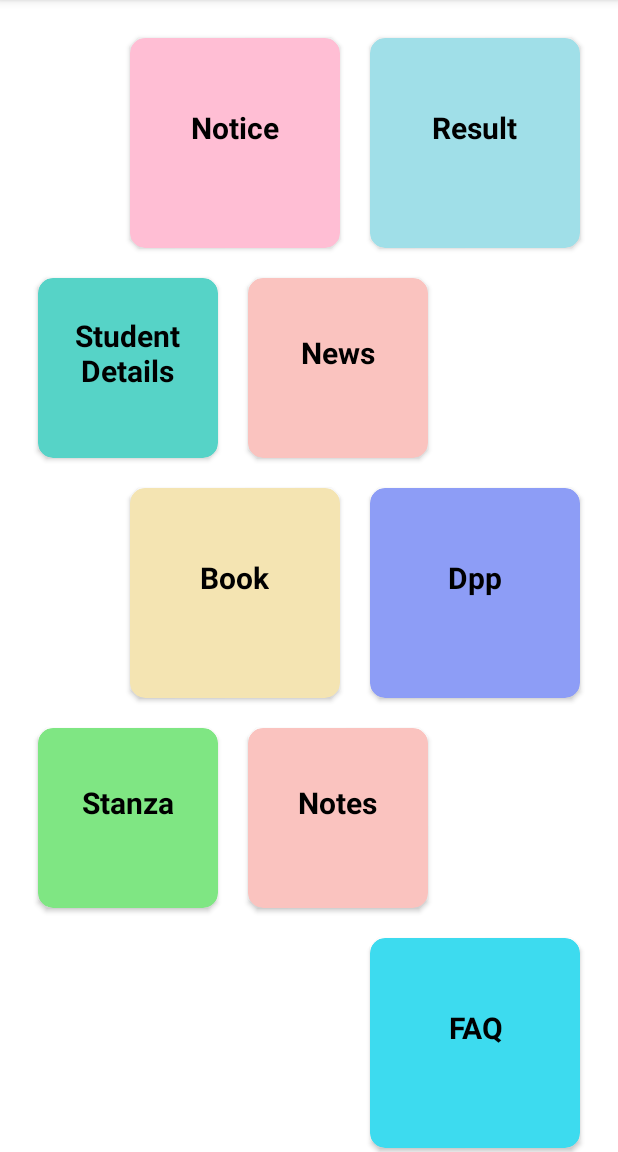
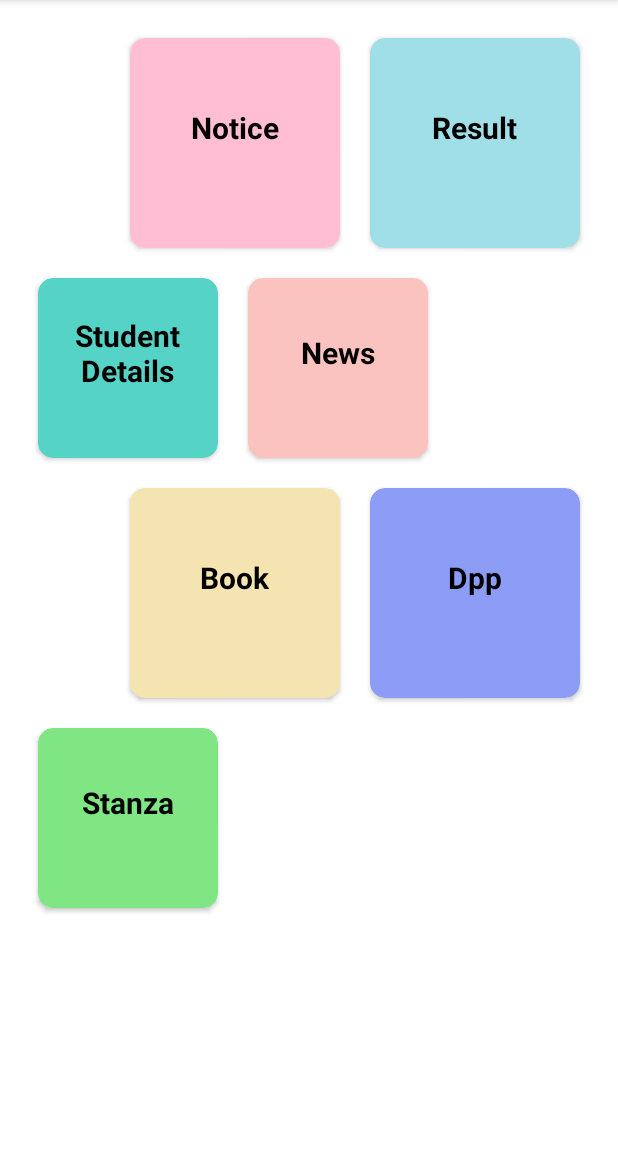
Before and after one commit to panditshruti/Sabaka-Sewak, an Android app: the screen it shows after launch (MainActivity), on a phone screen of 412 x 824 dp, the part 84-1236 px from its top. Run offline under Robolectric (Android 15) with nearby library versions, the phone set to English and light mode, and no system bars.

Commit message:
commit by shruti

```diff
--- a/app/src/main/java/com/example/backendsabkasewak/activity/FAQ.kt
+++ /dev/null
@@ -1,15 +0,0 @@
-package com.example.backendsabkasewak.activity
-
-import androidx.appcompat.app.AppCompatActivity
-import android.os.Bundle
-import com.example.backendsabkasewak.R
-import com.example.backendsabkasewak.databinding.ActivityFaqBinding
-
-class FAQ : AppCompatActivity() {
-    private lateinit var binding:ActivityFaqBinding
-    override fun onCreate(savedInstanceState: Bundle?) {
-        super.onCreate(savedInstanceState)
-        binding = ActivityFaqBinding.inflate(layoutInflater)
-        setContentView(binding.root)
-    }
-}
--- a/app/src/main/java/com/example/backendsabkasewak/activity/MainActivity.kt
+++ b/app/src/main/java/com/example/backendsabkasewak/activity/MainActivity.kt
@@ -44,17 +44,6 @@ class MainActivity : AppCompatActivity() {
             val intent = Intent(this, Stanja::class.java)
             startActivity(intent)
         }
-        binding.notes.setOnClickListener {
-            val intent = Intent(this, Notes::class.java)
-            startActivity(intent)
-        }
-
-          binding.faq.setOnClickListener {
-            val intent = Intent(this, FAQ::class.java)
-            startActivity(intent)
-        }
-
-
 
     }
 }
--- a/app/src/main/java/com/example/backendsabkasewak/activity/Notes.kt
+++ /dev/null
@@ -1,15 +0,0 @@
-package com.example.backendsabkasewak.activity
-
-import androidx.appcompat.app.AppCompatActivity
-import android.os.Bundle
-import com.example.backendsabkasewak.R
-import com.example.backendsabkasewak.databinding.ActivityNotesBinding
-
-class Notes : AppCompatActivity() {
-    private lateinit var binding:ActivityNotesBinding
-    override fun onCreate(savedInstanceState: Bundle?) {
-        super.onCreate(savedInstanceState)
-        binding = ActivityNotesBinding.inflate(layoutInflater)
-        setContentView(binding.root)
-    }
-}
--- a/app/src/main/res/layout/activity_main.xml
+++ b/app/src/main/res/layout/activity_main.xml
@@ -241,30 +241,6 @@
             </androidx.cardview.widget.CardView>
 
 
-            <androidx.cardview.widget.CardView
-                android:layout_width="120dp"
-                android:layout_height="120dp"
-                android:layout_margin="10dp"
-                android:elevation="10dp"
-                android:backgroundTint="#FAC3BF"
-                android:id="@+id/notes"
-                android:padding="10dp"
-                app:cardCornerRadius="10dp">
-
-
-                    <TextView
-                        android:layout_width="wrap_content"
-                        android:layout_height="wrap_content"
-                        android:layout_gravity="center"
-                        android:gravity="center"
-                        android:text="Notes"
-                        android:textColor="@color/black"
-                        android:layout_marginBottom="10dp"
-                        android:textSize="20dp"
-                        android:textStyle="bold" />
-
-            </androidx.cardview.widget.CardView>
-
         </LinearLayout>
         <LinearLayout
             android:layout_width="wrap_content"
@@ -272,29 +248,6 @@
             android:layout_gravity="end"
             android:orientation="horizontal">
 
-            <androidx.cardview.widget.CardView
-                android:layout_width="140dp"
-                android:layout_height="140dp"
-                android:layout_margin="10dp"
-                android:elevation="10dp"
-                android:backgroundTint="#3DDBEF"
-                android:id="@+id/faq"
-                android:padding="10dp"
-                app:cardCornerRadius="10dp">
-
-
-                    <TextView
-                        android:layout_width="wrap_content"
-                        android:layout_height="wrap_content"
-                        android:layout_gravity="center"
-                        android:gravity="center"
-                        android:text="FAQ"
-                        android:textColor="@color/black"
-                        android:layout_marginBottom="10dp"
-                        android:textSize="20dp"
-                        android:textStyle="bold" />
-
-            </androidx.cardview.widget.CardView>
         </LinearLayout>
     </LinearLayout>
     </androidx.cardview.widget.CardView>
```
